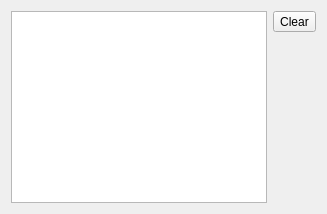
The window that src/views/DisassemblerView.ui (DerSauron/66502emu) describes before a commit, drawn with Qt 5.
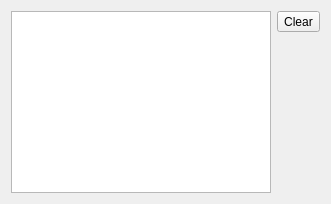
The same window after the commit.

Diff of the .ui file:
```diff
--- a/src/views/DisassemblerView.ui
+++ b/src/views/DisassemblerView.ui
@@ -2,6 +2,14 @@
 <ui version="4.0">
  <class>DisassemblerView</class>
  <widget class="QWidget" name="DisassemblerView">
+  <property name="geometry">
+   <rect>
+    <x>0</x>
+    <y>0</y>
+    <width>331</width>
+    <height>204</height>
+   </rect>
+  </property>
   <layout class="QHBoxLayout" name="horizontalLayout">
    <item>
     <widget class="QListWidget" name="disassembly"/>
```
